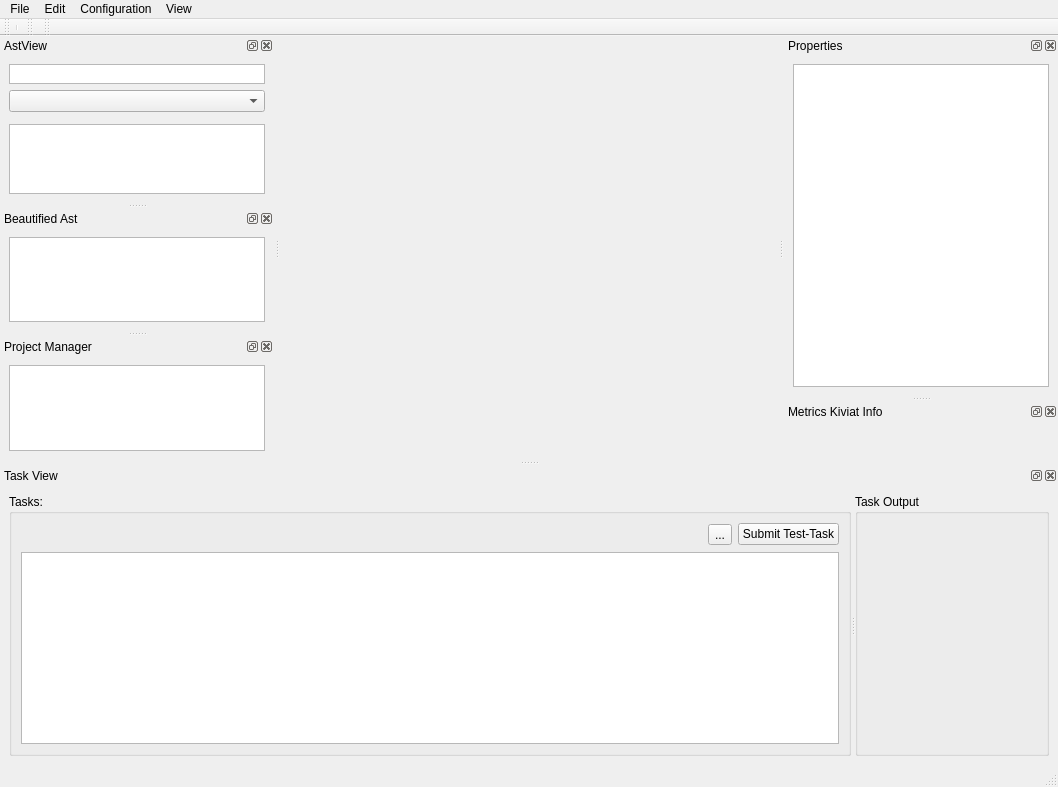
Old version of the form projects/RoseQt/MainWindow.ui in the repository rose-compiler/rose.
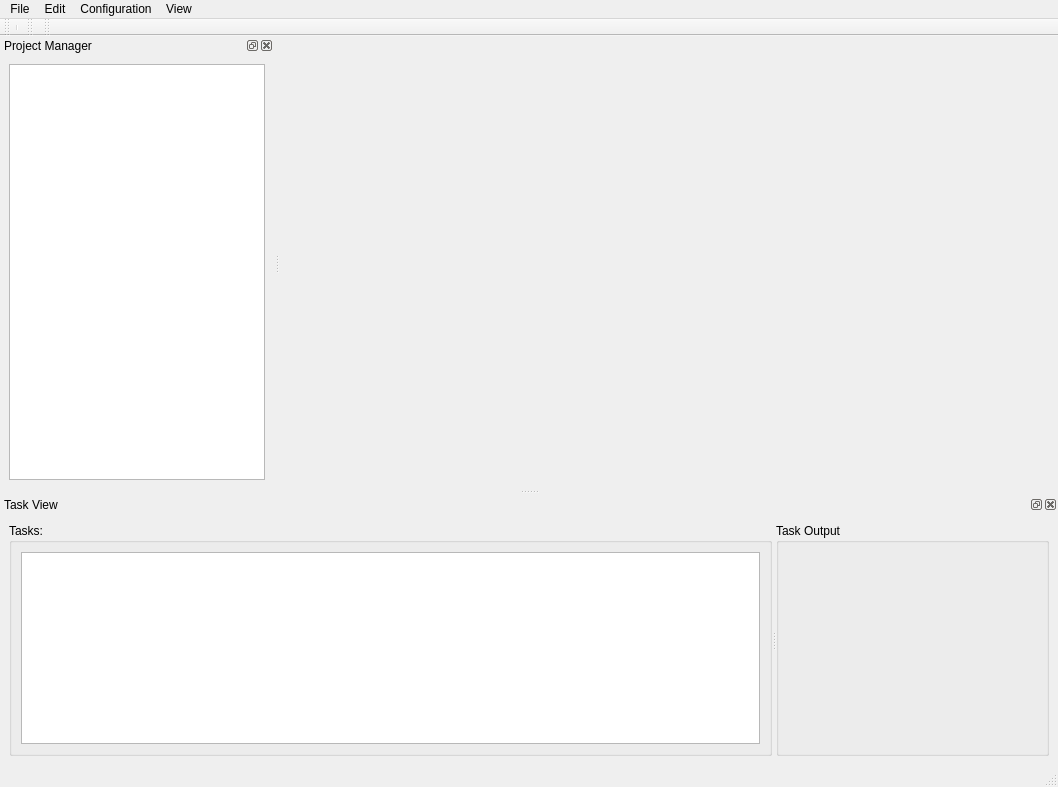
New version of the form. Icons and pictures are not drawn. Custom widgets are drawn as their Qt base class.

```diff
--- a/projects/RoseQt/MainWindow.ui
+++ b/projects/RoseQt/MainWindow.ui
@@ -85,91 +85,6 @@
    <addaction name="menuView"/>
   </widget>
   <widget class="QStatusBar" name="statusbar"/>
-  <widget class="QDockWidget" name="dockWdgTreeView">
-   <property name="floating">
-    <bool>false</bool>
-   </property>
-   <property name="windowTitle">
-    <string>AstView</string>
-   </property>
-   <attribute name="dockWidgetArea">
-    <number>1</number>
-   </attribute>
-   <widget class="QWidget" name="dockWidgetContents">
-    <layout class="QVBoxLayout" name="verticalLayout">
-     <item>
-      <widget class="AsmInstructionsBar" name="asmInstructionsBar">
-       <property name="sizePolicy">
-        <sizepolicy hsizetype="Expanding" vsizetype="Fixed">
-         <horstretch>0</horstretch>
-         <verstretch>0</verstretch>
-        </sizepolicy>
-       </property>
-       <property name="maximumSize">
-        <size>
-         <width>16777215</width>
-         <height>20</height>
-        </size>
-       </property>
-      </widget>
-     </item>
-     <item>
-      <widget class="RoseFileComboBox" name="roseFileCmbBox"/>
-     </item>
-     <item>
-      <widget class="MetricFilter" name="metricFilter" native="true"/>
-     </item>
-     <item>
-      <widget class="AstBrowserWidget" name="astBrowserWidget"/>
-     </item>
-    </layout>
-   </widget>
-  </widget>
-  <widget class="QDockWidget" name="dockWdgProp">
-   <property name="windowTitle">
-    <string>Properties</string>
-   </property>
-   <attribute name="dockWidgetArea">
-    <number>2</number>
-   </attribute>
-   <widget class="QWidget" name="dockWidgetContents_2">
-    <layout class="QVBoxLayout" name="verticalLayout_2">
-     <item>
-      <widget class="NodeInfoWidget" name="nodeInfoWidget"/>
-     </item>
-    </layout>
-   </widget>
-  </widget>
-  <widget class="QDockWidget" name="dockWdgBeautifiedAst">
-   <property name="windowTitle">
-    <string>Beautified Ast</string>
-   </property>
-   <attribute name="dockWidgetArea">
-    <number>1</number>
-   </attribute>
-   <widget class="QWidget" name="dockWidgetContents_3">
-    <layout class="QVBoxLayout" name="verticalLayout_5">
-     <item>
-      <widget class="BAstView" name="bAstView"/>
-     </item>
-    </layout>
-   </widget>
-  </widget>
-  <widget class="QDockWidget" name="dockWdgKiviatInfo">
-   <property name="windowTitle">
-    <string>Metrics Kiviat Info</string>
-   </property>
-   <attribute name="dockWidgetArea">
-    <number>2</number>
-   </attribute>
-   <widget class="QWidget" name="dockWidgetContents_4">
-    <layout class="QHBoxLayout" name="horizontalLayout_2">
-     <item>
-      <widget class="KiviatInfo" name="kvtInfo" native="true"/>
-     </item>
-    </layout>
-   </widget>
-  </widget>
   <widget class="QDockWidget" name="dockWdgProjectView">
    <property name="windowTitle">
     <string>Project Manager</string>
@@ -224,41 +139,11 @@
         <property name="title">
          <string>Tasks:</string>
         </property>
-        <layout class="QGridLayout" name="gridLayout_2">
-         <item row="0" column="0">
-          <spacer name="horizontalSpacer_3">
-           <property name="orientation">
-            <enum>Qt::Horizontal</enum>
-           </property>
-           <property name="sizeHint" stdset="0">
-            <size>
-             <width>272</width>
-             <height>23</height>
-            </size>
-           </property>
-          </spacer>
-         </item>
-         <item row="0" column="1">
-          <widget class="QToolButton" name="toolButton">
-           <property name="toolTip">
-            <string>Remove successfully completed tasks</string>
-           </property>
-           <property name="text">
-            <string>...</string>
-           </property>
-          </widget>
-         </item>
-         <item row="0" column="2">
-          <widget class="QPushButton" name="cmdSubmitTest">
-           <property name="text">
-            <string>Submit Test-Task</string>
-           </property>
-          </widget>
-         </item>
-         <item row="1" column="0" colspan="3">
+        <layout class="QVBoxLayout" name="verticalLayout_4">
+         <item>
           <widget class="TaskList" name="taskList">
            <property name="sizePolicy">
-            <sizepolicy hsizetype="Expanding" vsizetype="Expanding">
+            <sizepolicy hsizetype="Preferred" vsizetype="Preferred">
              <horstretch>0</horstretch>
              <verstretch>0</verstretch>
             </sizepolicy>
@@ -504,60 +389,11 @@
   </action>
  </widget>
  <customwidgets>
-  <customwidget>
-   <class>AstBrowserWidget</class>
-   <extends>QTreeView</extends>
-   <header>AstBrowserWidget.h</header>
-  </customwidget>
-  <customwidget>
-   <class>BAstView</class>
-   <extends>QTreeView</extends>
-   <header>BAstView.h</header>
-  </customwidget>
-  <customwidget>
-   <class>NodeInfoWidget</class>
-   <extends>PropertyTreeWidget</extends>
-   <header>NodeInfoWidget.h</header>
-  </customwidget>
   <customwidget>
    <class>ProjectView</class>
    <extends>QTreeView</extends>
    <header>ProjectView.h</header>
   </customwidget>
-  <customwidget>
-   <class>PropertyTreeWidget</class>
-   <extends>QTreeView</extends>
-   <header>PropertyTreeWidget.h</header>
-  </customwidget>
-  <customwidget>
-   <class>RoseFileComboBox</class>
-   <extends>QComboBox</extends>
-   <header>RoseFileComboBox.h</header>
-  </customwidget>
-  <customwidget>
-   <class>KiviatInfo</class>
-   <extends>QWidget</extends>
-   <header>KiviatInfo.h</header>
-   <container>1</container>
-  </customwidget>
-  <customwidget>
-   <class>MetricFilter</class>
-   <extends>QWidget</extends>
-   <header>MetricFilter.h</header>
-   <container>1</container>
-  </customwidget>
-  <customwidget>
-   <class>AsmInstructionsBar</class>
-   <extends>QGraphicsView</extends>
-   <header>AsmInstructionsBar.h</header>
-   <slots>
-    <signal>clicked(SgNode*)</signal>
-    <signal>clicked(int)</signal>
-    <slot>setNode(SgNode*)</slot>
-    <slot>setNode(int)</slot>
-    <slot>setRoot(SgNode*)</slot>
-   </slots>
-  </customwidget>
   <customwidget>
    <class>TaskList</class>
    <extends>QListWidget</extends>
```
Left out of the diff: 252 changed lines with no effect on the pictures.
